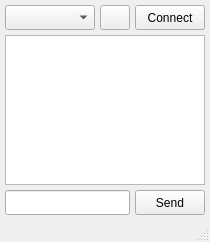
Old version of the form SerialCommunicationGUI.ui in the repository saifrinds1/Python-Qt-Designer-Practice.
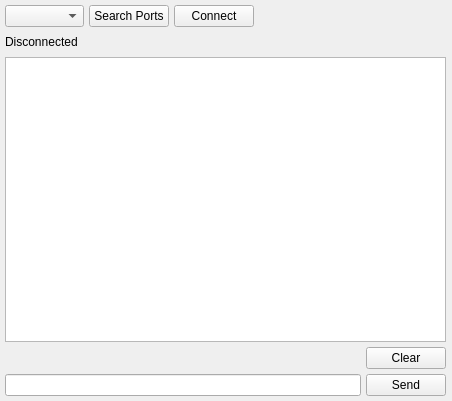
New version of the form. Icons and pictures are not drawn.

```diff
--- a/SerialCommunicationGUI.ui
+++ b/SerialCommunicationGUI.ui
@@ -4,22 +4,43 @@
  <class>MainWindow</class>
  <widget class="QMainWindow" name="MainWindow">
   <property name="windowModality">
-   <enum>Qt::NonModal</enum>
+   <enum>Qt::WindowModal</enum>
+  </property>
+  <property name="enabled">
+   <bool>true</bool>
   </property>
   <property name="geometry">
    <rect>
     <x>0</x>
     <y>0</y>
-    <width>210</width>
-    <height>242</height>
+    <width>452</width>
+    <height>401</height>
    </rect>
   </property>
   <property name="sizePolicy">
-   <sizepolicy hsizetype="Fixed" vsizetype="Fixed">
+   <sizepolicy hsizetype="MinimumExpanding" vsizetype="MinimumExpanding">
     <horstretch>0</horstretch>
     <verstretch>0</verstretch>
    </sizepolicy>
   </property>
+  <property name="minimumSize">
+   <size>
+    <width>260</width>
+    <height>260</height>
+   </size>
+  </property>
+  <property name="maximumSize">
+   <size>
+    <width>8000</width>
+    <height>6000</height>
+   </size>
+  </property>
+  <property name="sizeIncrement">
+   <size>
+    <width>1</width>
+    <height>1</height>
+   </size>
+  </property>
   <property name="windowTitle">
    <string/>
   </property>
@@ -39,115 +60,225 @@
   <property name="documentMode">
    <bool>false</bool>
   </property>
+  <property name="tabShape">
+   <enum>QTabWidget::Rounded</enum>
+  </property>
   <property name="dockNestingEnabled">
    <bool>false</bool>
   </property>
   <widget class="QWidget" name="centralwidget">
-   <widget class="QPushButton" name="btnConnect">
+   <widget class="QWidget" name="verticalLayoutWidget">
     <property name="geometry">
      <rect>
-      <x>135</x>
-      <y>5</y>
-      <width>70</width>
-      <height>25</height>
+      <x>0</x>
+      <y>0</y>
+      <width>451</width>
+      <height>401</height>
      </rect>
     </property>
-    <property name="text">
-     <string>Connect</string>
-    </property>
-    <property name="iconSize">
-     <size>
-      <width>0</width>
-      <height>0</height>
-     </size>
-    </property>
+    <layout class="QVBoxLayout" name="verticalLayout">
+     <property name="spacing">
+      <number>5</number>
+     </property>
+     <property name="sizeConstraint">
+      <enum>QLayout::SetMaximumSize</enum>
+     </property>
+     <property name="leftMargin">
+      <number>5</number>
+     </property>
+     <property name="topMargin">
+      <number>5</number>
+     </property>
+     <property name="rightMargin">
+      <number>5</number>
+     </property>
+     <property name="bottomMargin">
+      <number>5</number>
+     </property>
+     <item>
+      <layout class="QHBoxLayout" name="horizontalLayout_3">
+       <item>
+        <widget class="QComboBox" name="comboBox">
+         <property name="sizePolicy">
+          <sizepolicy hsizetype="Preferred" vsizetype="Fixed">
+           <horstretch>0</horstretch>
+           <verstretch>0</verstretch>
+          </sizepolicy>
+         </property>
+         <property name="font">
+          <font>
+           <weight>75</weight>
+           <italic>false</italic>
+           <bold>true</bold>
+           <underline>false</underline>
+           <strikeout>false</strikeout>
+           <stylestrategy>PreferAntialias</stylestrategy>
+          </font>
+         </property>
+         <property name="autoFillBackground">
+          <bool>true</bool>
+         </property>
+         <property name="editable">
+          <bool>false</bool>
+         </property>
+         <property name="maxVisibleItems">
+          <number>15</number>
+         </property>
+         <property name="maxCount">
+          <number>1000</number>
+         </property>
+        </widget>
+       </item>
+       <item>
+        <widget class="QPushButton" name="refresh">
+         <property name="sizePolicy">
+          <sizepolicy hsizetype="Maximum" vsizetype="Fixed">
+           <horstretch>2</horstretch>
+           <verstretch>0</verstretch>
+          </sizepolicy>
+         </property>
+         <property name="text">
+          <string>Search Ports</string>
+         </property>
+        </widget>
+       </item>
+       <item>
+        <widget class="QPushButton" name="btnConnect">
+         <property name="sizePolicy">
+          <sizepolicy hsizetype="Maximum" vsizetype="Fixed">
+           <horstretch>2</horstretch>
+           <verstretch>0</verstretch>
+          </sizepolicy>
+         </property>
+         <property name="text">
+          <string>Connect</string>
+         </property>
+         <property name="iconSize">
+          <size>
+           <width>0</width>
+           <height>0</height>
+          </size>
+         </property>
+        </widget>
+       </item>
+       <item>
+        <spacer name="horizontalSpacer_2">
+         <property name="orientation">
+          <enum>Qt::Horizontal</enum>
+         </property>
+         <property name="sizeHint" stdset="0">
+          <size>
+           <width>40</width>
+           <height>20</height>
+          </size>
+         </property>
+        </spacer>
+       </item>
+      </layout>
+     </item>
+     <item>
+      <layout class="QHBoxLayout" name="horizontalLayout_2">
+       <item>
+        <widget class="QLabel" name="label">
+         <property name="text">
+          <string>Disconnected</string>
+         </property>
+        </widget>
+       </item>
+       <item>
+        <spacer name="horizontalSpacer">
+         <property name="orientation">
+          <enum>Qt::Horizontal</enum>
+         </property>
+         <property name="sizeHint" stdset="0">
+          <size>
+           <width>40</width>
+           <height>20</height>
+          </size>
+         </property>
+        </spacer>
+       </item>
+      </layout>
+     </item>
+     <item>
+      <widget class="QListWidget" name="listWidget">
+       <property name="maximumSize">
+        <size>
+         <width>8000</width>
+         <height>6000</height>
+        </size>
+       </property>
+      </widget>
+     </item>
+     <item>
+      <layout class="QHBoxLayout" name="horizontalLayout_4">
+       <item>
+        <spacer name="horizontalSpacer_3">
+         <property name="orientation">
+          <enum>Qt::Horizontal</enum>
+         </property>
+         <property name="sizeHint" stdset="0">
+          <size>
+           <width>40</width>
+           <height>20</height>
+          </size>
+         </property>
+        </spacer>
+       </item>
+       <item>
+        <widget class="QPushButton" name="btnClear">
+         <property name="text">
+          <string>Clear</string>
+         </property>
+        </widget>
+       </item>
+      </layout>
+     </item>
+     <item>
+      <layout class="QHBoxLayout" name="horizontalLayout">
+       <property name="spacing">
+        <number>5</number>
+       </property>
+       <property name="sizeConstraint">
+        <enum>QLayout::SetMinimumSize</enum>
+       </property>
+       <item>
+        <widget class="QLineEdit" name="etxtMsg">
+         <property name="sizePolicy">
+          <sizepolicy hsizetype="Minimum" vsizetype="Fixed">
+           <horstretch>8</horstretch>
+           <verstretch>0</verstretch>
+          </sizepolicy>
+         </property>
+         <property name="inputMask">
+          <string/>
+         </property>
+         <property name="text">
+          <string/>
+         </property>
+         <property name="echoMode">
+          <enum>QLineEdit::Normal</enum>
+         </property>
+        </widget>
+       </item>
+       <item>
+        <widget class="QPushButton" name="btnSend">
+         <property name="sizePolicy">
+          <sizepolicy hsizetype="Minimum" vsizetype="Fixed">
+           <horstretch>0</horstretch>
+           <verstretch>0</verstretch>
+          </sizepolicy>
+         </property>
+         <property name="text">
+          <string>Send</string>
+         </property>
+        </widget>
+       </item>
+      </layout>
+     </item>
+    </layout>
    </widget>
-   <widget class="QPushButton" name="btnSend">
-    <property name="geometry">
-     <rect>
-      <x>135</x>
-      <y>190</y>
-      <width>70</width>
-      <height>25</height>
-     </rect>
-    </property>
-    <property name="text">
-     <string>Send</string>
-    </property>
-   </widget>
-   <widget class="QLineEdit" name="etxtMsg">
-    <property name="geometry">
-     <rect>
-      <x>5</x>
-      <y>190</y>
-      <width>125</width>
-      <height>25</height>
-     </rect>
-    </property>
-    <property name="inputMask">
-     <string/>
-    </property>
-    <property name="text">
-     <string/>
-    </property>
-    <property name="echoMode">
-     <enum>QLineEdit::Normal</enum>
-    </property>
-   </widget>
-   <widget class="QListWidget" name="listWidget">
-    <property name="geometry">
-     <rect>
-      <x>5</x>
-      <y>35</y>
-      <width>200</width>
-      <height>150</height>
-     </rect>
-    </property>
-   </widget>
-   <widget class="QComboBox" name="comboBox">
-    <property name="geometry">
-     <rect>
-      <x>5</x>
-      <y>5</y>
-      <width>90</width>
-      <height>25</height>
-     </rect>
-    </property>
-   </widget>
-   <widget class="QPushButton" name="refresh">
-    <property name="geometry">
-     <rect>
-      <x>100</x>
-      <y>5</y>
-      <width>30</width>
-      <height>25</height>
-     </rect>
-    </property>
-    <property name="text">
-     <string/>
-    </property>
-    <property name="icon">
-     <iconset>
-      <normaloff>../../../../Pictures/refresh.png</normaloff>../../../../Pictures/refresh.png</iconset>
-    </property>
-   </widget>
   </widget>
-  <widget class="QMenuBar" name="menubar">
-   <property name="geometry">
-    <rect>
-     <x>0</x>
-     <y>0</y>
-     <width>210</width>
-     <height>21</height>
-    </rect>
-   </property>
-  </widget>
-  <widget class="QStatusBar" name="statusbar"/>
-  <action name="actionSEND">
-   <property name="text">
-    <string>SEND</string>
-   </property>
-  </action>
  </widget>
  <resources/>
  <connections/>
```
Left out of the diff: 6 changed lines with no effect on the pictures.
